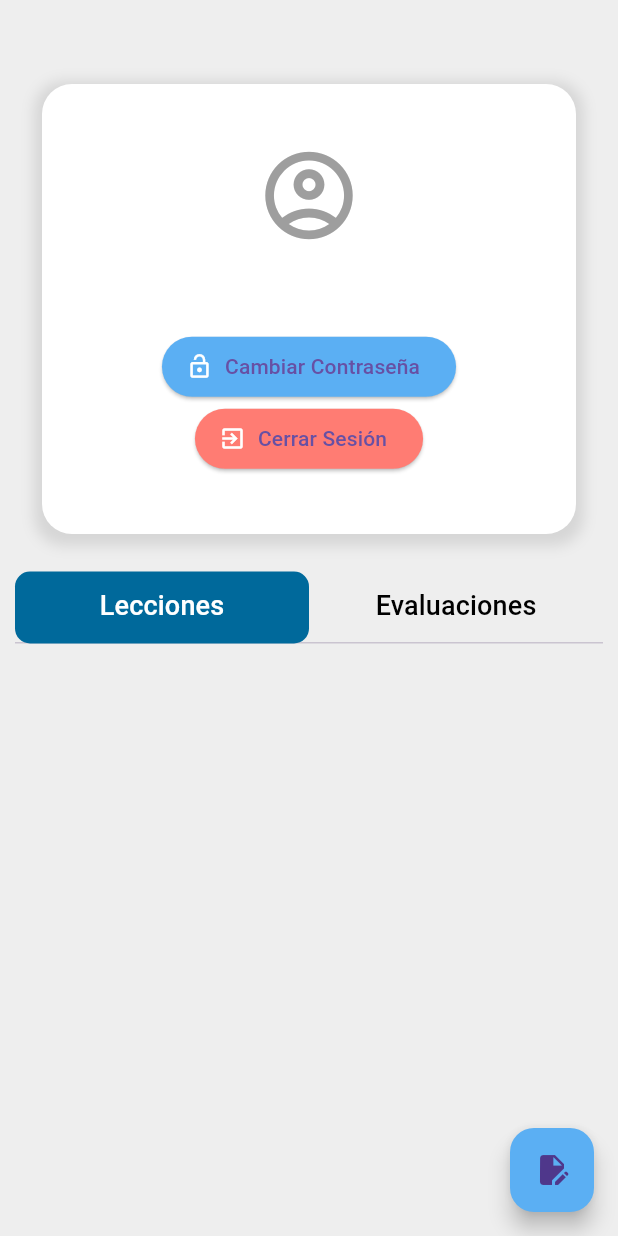
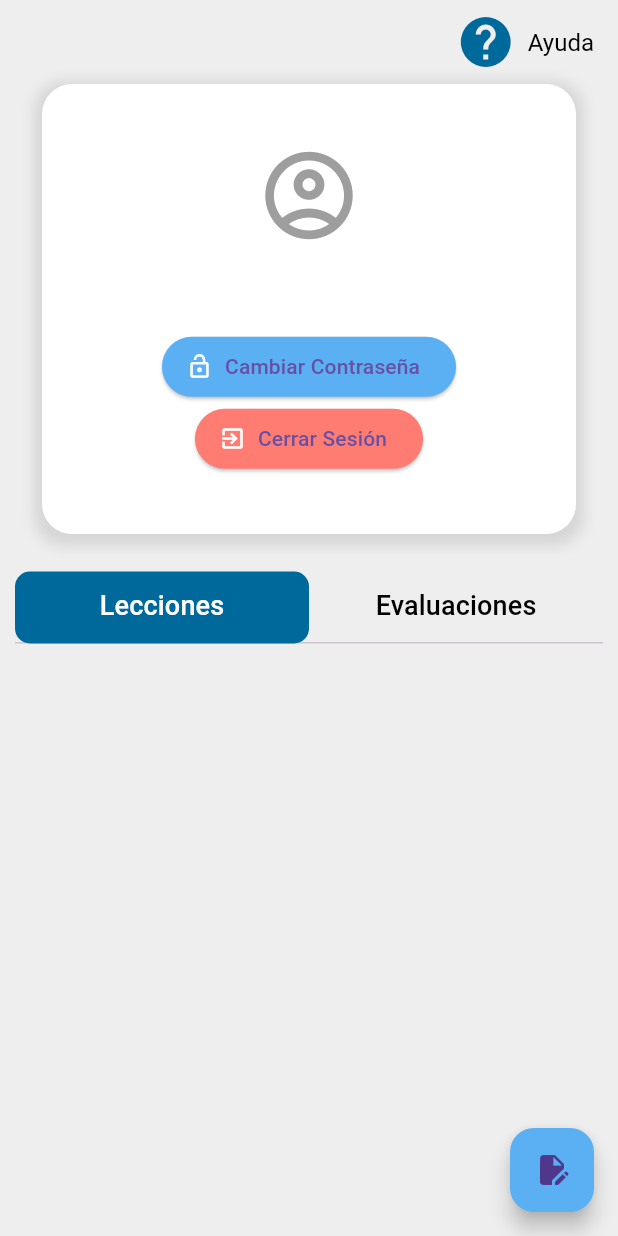
Before and after one commit to LuisPineruaVivas/App_se-as, a Flutter app: the PerfilScreen screen opened by its route, on a phone screen of 412 x 824 dp. Run offline on Flutter 3.47's test engine with Material 3 defaults, Android fonts, the phone set to English and light mode, and no system bars; our stand-ins replace cloud_firestore, firebase_auth, firebase_core, flick_video_player, image_picker, open_file and 3 more; missing offline and left inert: google_mlkit_image_labeling, zego_uikit_prebuilt_video_conference; accounts and stored records are empty.

Commit message:
The Last COMMIT

```diff
--- a/lib/components/sign_evaluation.dart
+++ b/lib/components/sign_evaluation.dart
@@ -19,6 +19,7 @@ Future<String> getModelPath(String asset) async {
   return file.path;
 }
 
+// ignore: must_be_immutable
 class SignEvaluation extends StatefulWidget {
   final Widget checkButton;
   final String instructionText;
@@ -74,11 +75,7 @@ class SignEvaluationState extends State<SignEvaluation> {
     final List<ImageLabel> labels = await labeler.processImage(inputImage);
 
     for (ImageLabel label in labels) {
-      print(widget.correct);
-      final String text = label.label;
-      print(text);
       final int index = label.index;
-      print(index);
       final double confidence = label.confidence;
 
       if (widget.correct == 'A' && index == 0 && confidence >= 0.5) {
--- a/lib/components/sign_evaluation2.dart
+++ b/lib/components/sign_evaluation2.dart
@@ -74,11 +74,7 @@ class SignEvaluation2State extends State<SignEvaluation2> {
     final List<ImageLabel> labels = await labeler.processImage(inputImage);
 
     for (ImageLabel label in labels) {
-      print(widget.correct);
-      final String text = label.label;
-      print(text);
       final int index = label.index;
-      print(index);
       final double confidence = label.confidence;
 
       if (widget.correct == 'V' && index == 4 && confidence >= 0.5) {
--- a/lib/routes.dart
+++ b/lib/routes.dart
@@ -8,8 +8,6 @@ import 'package:first_app/screens/lesson/lesson3_screen.dart';
 import 'package:first_app/screens/lesson/lesson4_screen.dart';
 import 'package:first_app/screens/lesson/lesson5_screen.dart';
 import 'package:first_app/screens/lesson/lesson6_screen.dart';
-import 'package:first_app/screens/lesson/lesson7_screen.dart';
-import 'package:first_app/screens/lesson/lesson8_screen.dart';
 import 'package:first_app/screens/levels/levels.dart';
 import 'package:first_app/screens/log/forgot_password.dart';
 import 'package:first_app/screens/log/login.dart';
--- a/lib/screens/home/perfin.dart
+++ b/lib/screens/home/perfin.dart
@@ -1,3 +1,5 @@
+import 'dart:io';
+
 import 'package:first_app/components/evaluation_item.dart';
 import 'package:first_app/components/lesson_item.dart';
 import 'package:first_app/screens/home/controller/perfil_controller.dart';
@@ -6,6 +8,7 @@ import 'package:first_app/utils/savePDF.dart';
 import 'package:flutter/material.dart';
 import 'package:flutter/scheduler.dart';
 import 'package:flutter/services.dart';
+import 'package:path_provider/path_provider.dart';
 import '../log/forgot_password.dart';
 
 class PerfilScreen extends StatefulWidget {
@@ -36,11 +39,30 @@ class _PerfilScreenState extends State<PerfilScreen>
     return Scaffold(
         backgroundColor: Colors.grey[200],
         appBar: AppBar(
-          automaticallyImplyLeading: false,
-          backgroundColor: Colors.transparent,
-          elevation: 0,
-          systemOverlayStyle: SystemUiOverlayStyle.dark,
-        ),
+            automaticallyImplyLeading: false,
+            backgroundColor: Colors.transparent,
+            elevation: 0,
+            systemOverlayStyle: SystemUiOverlayStyle.dark,
+            title: Row(
+              mainAxisAlignment: MainAxisAlignment.end,
+              children: <Widget>[
+                IconButton(
+                  icon: Icon(Icons.help,
+                      size: 40, color: Color.fromARGB(255, 0, 105, 155)),
+                  onPressed: () async {
+                    final byteData = await rootBundle.load('assets/MANUAL.pdf');
+                    final tempDir = await getTemporaryDirectory();
+                    final tempFile = File('${tempDir.path}/MANUAL.pdf');
+                    await tempFile.writeAsBytes(byteData.buffer.asUint8List());
+                    SaveAndOpenDocument.openPdf(tempFile);
+                  },
+                ),
+                Text(
+                  'Ayuda',
+                  style: TextStyle(color: Colors.black, fontSize: 16),
+                )
+              ],
+            )),
         body: SingleChildScrollView(
           child: Column(
             mainAxisAlignment: MainAxisAlignment.center,
```
Also changed, not shown: lib/screens/lesson/lesson7_screen.dart (+0 -8 lines), lib/screens/lesson/lesson8_screen.dart (+0 -8 lines), 1 other file.
